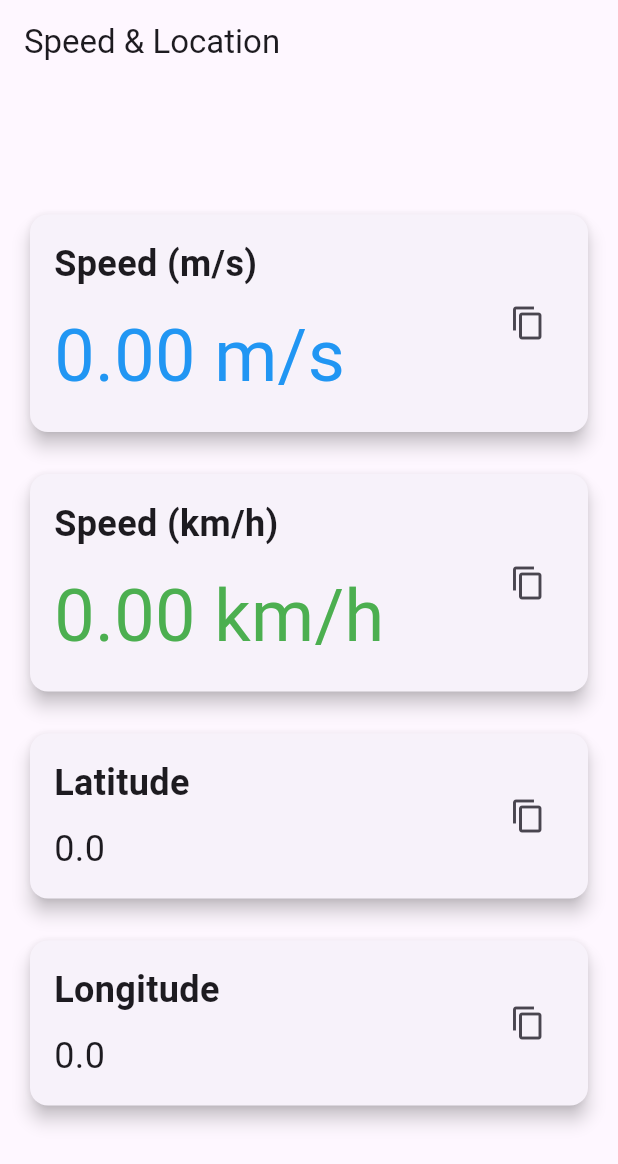
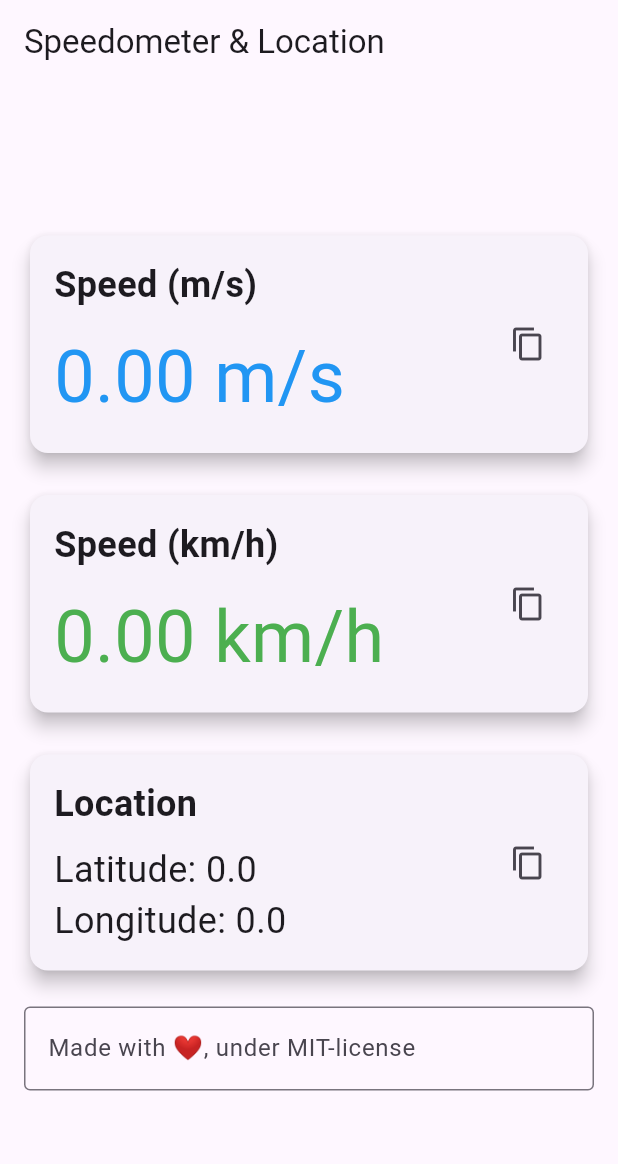
Before and after one commit to DF3LX/speedometer, a Flutter app: the screen it shows after launch, on a phone screen of 412 x 824 dp. Shown: the top 1164 px of the screen. Run offline on Flutter 3.47's test engine with Material 3 defaults, Android fonts, the phone set to English and light mode, and no system bars; our stand-ins replace location.

Commit message:
ui fixes

```diff
--- a/lib/main.dart
+++ b/lib/main.dart
@@ -75,7 +75,7 @@ class _SpeedLocationScreenState extends State<SpeedLocationScreen> {
 
     return Scaffold(
       appBar: AppBar(
-        title: Text('Speed & Location'),
+        title: Text('Speedometer & Location'),
       ),
       body: Padding(
         padding: const EdgeInsets.all(16.0),
@@ -144,7 +144,7 @@ class _SpeedLocationScreenState extends State<SpeedLocationScreen> {
               ),
             ),
             SizedBox(height: 20),
-            // Latitude
+            // Latitude und Longitude in einer Card
             Card(
               elevation: 5,
               child: Padding(
@@ -156,53 +156,30 @@ class _SpeedLocationScreenState extends State<SpeedLocationScreen> {
                       crossAxisAlignment: CrossAxisAlignment.start,
                       children: [
                         Text(
-                          'Latitude',
+                          'Location',
                           style: TextStyle(fontSize: 24, fontWeight: FontWeight.bold),
                         ),
                         SizedBox(height: 10),
                         SelectableText(
-                          '$_latitude',
+                          'Latitude: $_latitude\nLongitude: $_longitude',
                           style: TextStyle(fontSize: 24),
                         ),
                       ],
                     ),
                     IconButton(
                       icon: Icon(Icons.copy),
-                      onPressed: () => _copyToClipboard('Latitude: $_latitude'),
+                      onPressed: () => _copyToClipboard('$_latitude, $_longitude'),
                     ),
                   ],
                 ),
               ),
             ),
             SizedBox(height: 20),
-            // Longitude
-            Card(
-              elevation: 5,
-              child: Padding(
-                padding: const EdgeInsets.all(16.0),
-                child: Row(
-                  mainAxisAlignment: MainAxisAlignment.spaceBetween,
-                  children: [
-                    Column(
-                      crossAxisAlignment: CrossAxisAlignment.start,
-                      children: [
-                        Text(
-                          'Longitude',
-                          style: TextStyle(fontSize: 24, fontWeight: FontWeight.bold),
-                        ),
-                        SizedBox(height: 10),
-                        SelectableText(
-                          '$_longitude',
-                          style: TextStyle(fontSize: 24),
-                        ),
-                      ],
-                    ),
-                    IconButton(
-                      icon: Icon(Icons.copy),
-                      onPressed: () => _copyToClipboard('Longitude: $_longitude'),
-                    ),
-                  ],
-                ),
+            // TextField below the last card
+            TextField(
+              decoration: InputDecoration(
+              labelText: 'Made with ❤️, under MIT-license',
+              border: OutlineInputBorder(),
               ),
             ),
           ],
```
